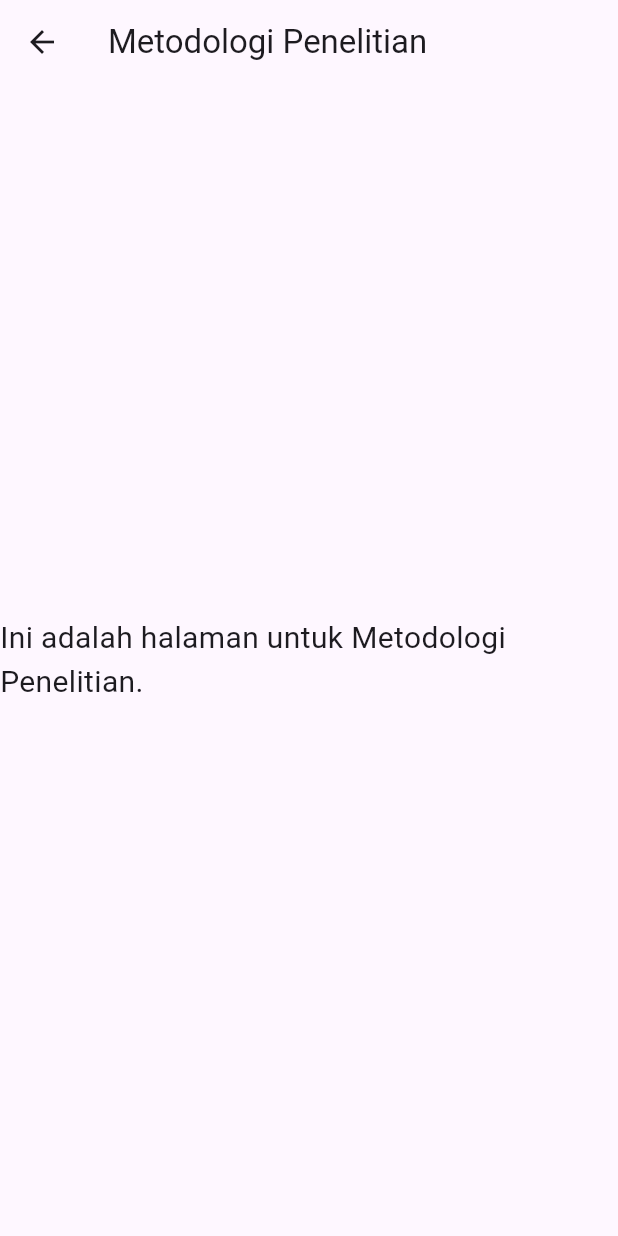
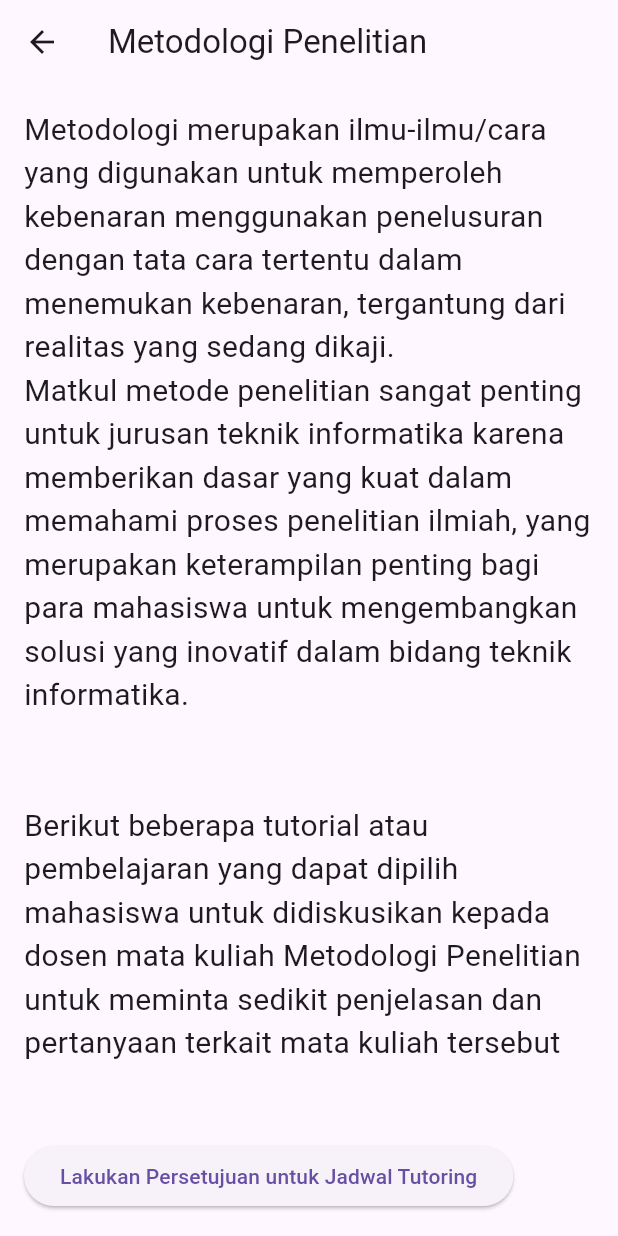
Before and after one commit to Kagachi1/aplikasi_tutor_pribadi, a Flutter app: the MetodologiPenelitianPage screen opened directly, on a phone screen of 412 x 824 dp. Run offline on Flutter 3.47's test engine with Material 3 defaults, Android fonts, the phone set to English and light mode, and no system bars; Roboto replaces fonts that are missing (Nunito).

Commit message:
penambahan button dan teks pada metodologi penelitian

```diff
--- a/lib/metodologi_penelitian.dart
+++ b/lib/metodologi_penelitian.dart
@@ -7,10 +7,58 @@ class MetodologiPenelitianPage extends StatelessWidget {
       appBar: AppBar(
         title: Text('Metodologi Penelitian'),
       ),
-      body: Center(
-        child: Text(
-          'Ini adalah halaman untuk Metodologi Penelitian.',
-          style: TextStyle(fontSize: 20),
+      body: Padding(
+        padding: const EdgeInsets.all(
+            16.0), // Tambahkan padding agar teks tidak terlalu dekat dengan tepi layar
+        child: Column(
+          crossAxisAlignment: CrossAxisAlignment.start,
+          children: [
+            Expanded(
+              child: SingleChildScrollView(
+                child: Text(
+                  'Metodologi merupakan ilmu-ilmu/cara yang digunakan untuk memperoleh kebenaran menggunakan penelusuran dengan tata cara tertentu dalam menemukan kebenaran, tergantung dari realitas yang sedang dikaji.\nMatkul metode penelitian sangat penting untuk jurusan teknik informatika karena memberikan dasar yang kuat dalam memahami proses penelitian ilmiah, yang merupakan keterampilan penting bagi para mahasiswa untuk mengembangkan solusi yang inovatif dalam bidang teknik informatika.\n\n\nBerikut beberapa tutorial atau pembelajaran yang dapat dipilih mahasiswa untuk didiskusikan kepada dosen mata kuliah Metodologi Penelitian untuk meminta sedikit penjelasan dan pertanyaan terkait mata kuliah tersebut\n\n\n(1) Alat dan software apa saja yang diperlukan dalam mata kuliah Metodologi Penelitian.\n Mahasiswa akan diberikan penjelasan tentang apa saja yang diperlukan untuk matkul Metodologi Penelitian baik hardware maupun software\n\n\n(2) Cara pemasangan software pendukung\nMahasiswa akan diberikan tutorial terkait cara pemasangan untuk software pendukung yang digunakan untuk mempermudah pembuatan artikel dan jurnal ilmiah',
+                  style: TextStyle(
+                    fontSize: 20,
+                    fontFamily: 'Nunito', // Menggunakan font Nunito
+                  ),
+                  textAlign: TextAlign.left, // Mengatur teks berada di kiri
+                ),
+              ),
+            ),
+            SizedBox(height: 20),
+            ElevatedButton(
+              onPressed: () {
+                // Tampilkan dialog jadwal tutoring
+                showDialog(
+                  context: context,
+                  builder: (BuildContext context) {
+                    return AlertDialog(
+                      title: Text("Jadwal Tutoring"),
+                      content: SingleChildScrollView(
+                        child: Column(
+                          crossAxisAlignment: CrossAxisAlignment.start,
+                          children: [
+                            Text("Nama Dosen: Dr. John Doe"),
+                            Text("Nomor WA: +123456789"),
+                            Text("Ketersediaan: Senin - Jumat, 08.00 - 17.00"),
+                          ],
+                        ),
+                      ),
+                      actions: [
+                        TextButton(
+                          onPressed: () {
+                            Navigator.of(context).pop();
+                          },
+                          child: Text("Tutup"),
+                        ),
+                      ],
+                    );
+                  },
+                );
+              },
+              child: Text("Lakukan Persetujuan untuk Jadwal Tutoring"),
+            ),
+          ],
         ),
       ),
     );
```
